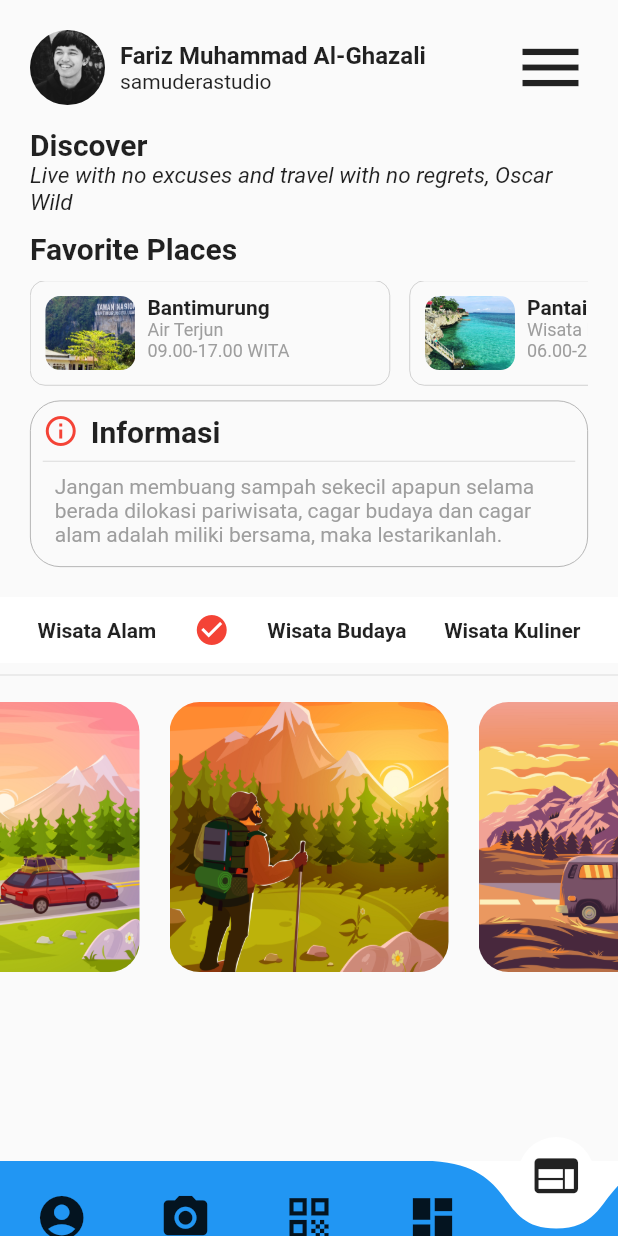
After one commit to alghvzali/tugas_qrcode, a Flutter app: the screen it shows after launch, item 5 of the bottom bar chosen, on a phone screen of 412 x 824 dp. The commit adds this screen. Run offline on Flutter 3.47's test engine with Material 2 defaults, Android fonts, the phone set to English and light mode, and no system bars; drawn by our look-alikes of curved_navigation_bar; our stand-ins replace qr_flutter; missing offline and left inert: barcode_scan.

Commit message:
Menambah Halaman dan juga beberapa Images

```diff
--- /dev/null
+++ b/lib/halamanCarousel.dart
@@ -0,0 +1,311 @@
+import 'dart:ui';
+
+import 'package:flutter/material.dart';
+
+class HalamanCarousel extends StatefulWidget {
+  @override
+  _HalamanCarouselState createState() => _HalamanCarouselState();
+}
+
+class _HalamanCarouselState extends State<HalamanCarousel> {
+  PageController _pageController;
+  int _currentSlide = 1;
+
+  final _images = ['images/56.jpg', 'images/60.jpg', 'images/71.jpg'];
+  final _favoriteImage = [
+    {
+      'name': 'Bantimurung',
+      'image': 'images/bantimurung.jpg',
+      'cat': 'Air Terjun',
+      'open': '09.00-17.00 WITA'
+    },
+    {
+      'name': 'Pantai Bira',
+      'image': 'images/bira.jpg',
+      'cat': 'Wisata Bahari',
+      'open': '06.00-21.00 WITA'
+    },
+    {
+      'name': 'Malino',
+      'image': 'images/malino.jpg',
+      'cat': 'Wisata Alam',
+      'open': '09.00-17.00 WITA'
+    },
+    {
+      'name': 'Pantai Losari',
+      'image': 'images/pantai-losari.jpg',
+      'cat': 'Landmark',
+      'open': '06.00-17.00 WITA'
+    },
+    {
+      'name': 'Tana Toraja',
+      'image': 'images/toraja.jpg',
+      'cat': 'Wisata Budaya',
+      'open': '9.00-17.00 WITA'
+    },
+  ].toList();
+
+  @override
+  void initState() {
+    _pageController = PageController(
+      initialPage: _currentSlide,
+      keepPage: false,
+      viewportFraction: 0.5,
+    );
+    super.initState();
+  }
+
+  @override
+  Widget build(BuildContext context) {
+    var mediaQueryData = MediaQuery.of(context);
+    final double widthScreen = mediaQueryData.size.width;
+    final double appBarHeight = kToolbarHeight;
+    final double paddingTop = mediaQueryData.padding.top;
+    final double paddingBottom = mediaQueryData.padding.bottom;
+    final double heightScreen = mediaQueryData.size.height - paddingBottom - paddingTop - appBarHeight - 220.0;
+    return Scaffold(
+      body: ListView(
+          children: [
+            Container(
+              margin: const EdgeInsets.all(20),
+              child: Column(
+                crossAxisAlignment: CrossAxisAlignment.start,
+                children: [
+                  profileArea(),
+                  Padding(padding: const EdgeInsets.only(top:15.0),
+                  child: Text(
+                    "Discover",
+                    style: TextStyle(
+                      fontSize: 20,
+                      fontWeight: FontWeight.bold,
+                    ),
+                  ),
+                  ),
+                  Text(
+                    "Live with no excuses and travel with no regrets, Oscar Wild",
+                    style: TextStyle(
+                      fontSize: 15,
+                      fontStyle: FontStyle.italic,
+                    ),
+                  ),
+                  Padding(
+                    padding: EdgeInsets.only(top: 10, bottom: 10),
+                    child: Text(
+                      'Favorite Places',
+                      style: TextStyle(
+                        fontWeight: FontWeight.bold, fontSize: 20),
+                      ),
+                    ),
+                    Container(
+                      child: Container(
+                        height: 70,
+                        child: ListView.separated(
+                          physics: PageScrollPhysics(),
+                          separatorBuilder: (context, index) => Divider(
+                            indent: 3,
+                          ),
+                          scrollDirection: Axis.horizontal,
+                          itemCount: _favoriteImage.length,
+                          itemBuilder: (context, index) => favoritePlace(index),
+                        ),
+                      ),
+                  ),
+                  Container(
+                    margin: const EdgeInsets.only(top:10),
+                    padding: const EdgeInsets.all(8),
+                    decoration: BoxDecoration(
+                      border: Border.all(width: 0.5, color: Colors.grey),
+                      borderRadius: BorderRadius.circular(20),
+                    ),
+                    child: Column(
+                      children: [
+                        Row(
+                          children: [
+                            Padding(
+                              padding: const EdgeInsets.only(right: 8.0),
+                              child: Icon(
+                                Icons.info_outline,
+                                color: Colors.red,
+                              ),
+                            ),
+                            Text(
+                              "Informasi",
+                              style: TextStyle(
+                                fontWeight: FontWeight.bold, fontSize: 20),
+                            ),
+                          ],
+                        ),
+                        Divider(),
+                        Padding(
+                          padding: const EdgeInsets.only(
+                            top: 1.0, left: 8, bottom: 5),
+                          child: Text(
+                            "Jangan membuang sampah sekecil apapun selama berada dilokasi pariwisata, cagar budaya dan cagar alam adalah miliki bersama, maka lestarikanlah.",
+                            style: TextStyle(color: Colors.grey),
+                          ),
+                        ),
+                      ],
+                    ),
+                  )
+                ],
+              ),
+            ),
+            Container(
+                color: Colors.white,
+                child: Column(
+                  children: [
+                    Padding(
+                      padding: const EdgeInsets.only(top: 10, bottom: 10),
+                      child: Row(
+                        mainAxisAlignment: MainAxisAlignment.spaceEvenly,
+                        children: [
+                          Text(
+                            "Wisata Alam",
+                            style: TextStyle(
+                              fontWeight: FontWeight.bold, fontSize: 14),
+                          ),
+                          Icon(
+                            Icons.check_circle,
+                            color: Colors.red,
+                          ),
+                          Text(
+                            'Wisata Budaya',
+                            style: TextStyle(
+                                fontWeight: FontWeight.bold, fontSize: 14
+                            ),
+                          ),
+                          Text(
+                            'Wisata Kuliner',
+                            style: TextStyle(
+                                fontWeight: FontWeight.bold, fontSize: 14
+                            ),
+                          ),
+                        ],
+                      ),
+                    ),
+                  ],
+                ),
+            ),
+            Divider(),
+            Container(
+              height: 200,
+              child: PageView.builder(
+                controller: _pageController,
+                onPageChanged: (value) {
+                  setState(() {
+                    _currentSlide = value;
+                  });
+                },
+                itemBuilder: (BuildContext context, int index) =>
+                    slideShow(index),
+                itemCount: 3,
+              ),
+            ),
+          ],
+        ),
+    );
+  }
+
+  profileArea() {
+    return Row(
+      children: <Widget>[
+        Container(
+          width: 50,
+          height: 50,
+          margin: EdgeInsets.only(right: 10),
+          child: ClipRRect(
+            borderRadius: BorderRadius.circular(25),
+            child: Image.asset(
+              'assets/profil.jpg',
+              fit: BoxFit.cover,
+            ),
+          ),
+        ),
+        Column(
+          crossAxisAlignment: CrossAxisAlignment.start,
+          children: <Widget>[
+            Text(
+              'Fariz Muhammad Al-Ghazali',
+              style: TextStyle(fontWeight: FontWeight.bold, fontSize: 16),
+            ),
+            Text('samuderastudio')
+          ],
+        ),
+        Spacer(
+          flex: 2,
+        ),
+        Icon(
+          Icons.menu,
+          size: 50,
+        )
+      ],
+    );
+  }
+
+  slideShow(int index) {
+    return Container(
+      margin: EdgeInsets.all(10),
+      decoration: BoxDecoration(
+        image: DecorationImage(
+          image: AssetImage(
+            _images[index],
+          ),
+          fit: BoxFit.cover,
+        ),
+        borderRadius: BorderRadius.circular(20),
+      ),
+    );
+  }
+
+  favoritePlace(index) {
+    return SizedBox(
+      height: 80,
+      width: 250,
+      child: Container(
+        margin: EdgeInsets.only(right: 10),
+        padding: EdgeInsets.only(left: 10, top: 10, bottom: 10),
+        decoration: BoxDecoration(
+            border: Border.all(width: 0.3, color: Colors.grey),
+            borderRadius: BorderRadius.circular(10)),
+        child: Row(
+          crossAxisAlignment: CrossAxisAlignment.start,
+          children: <Widget>[
+            Container(
+              height: 60,
+              width: 60,
+              decoration: BoxDecoration(
+                borderRadius: BorderRadius.circular(10),
+                image: DecorationImage(
+                  image: AssetImage(
+                    _favoriteImage[index]['image'],
+                  ),
+                  fit: BoxFit.cover,
+                ),
+              ),
+            ),
+            Padding(
+              padding: const EdgeInsets.only(left: 8),
+              child: Column(
+                crossAxisAlignment: CrossAxisAlignment.start,
+                children: <Widget>[
+                  Text(
+                    _favoriteImage[index]['name'],
+                    style: TextStyle(fontWeight: FontWeight.bold),
+                  ),
+                  Text(
+                    _favoriteImage[index]['cat'],
+                    style: TextStyle(fontSize: 12, color: Colors.grey),
+                  ),
+                  Text(
+                    _favoriteImage[index]['open'],
+                    style: TextStyle(fontSize: 12, color: Colors.grey),
+                  ),
+                ],
+              ),
+            )
+          ],
+        ),
+      ),
+    );
+  }
+}
--- a/lib/homePage.dart
+++ b/lib/homePage.dart
@@ -1,6 +1,7 @@
 import 'package:curved_navigation_bar/curved_navigation_bar.dart';
 import 'package:flutter/material.dart';
 import 'package:qrcode/generate.dart';
+import 'package:qrcode/halamanCarousel.dart';
 import 'package:qrcode/halamanGridView.dart';
 import 'package:qrcode/profil.dart';
 import 'package:qrcode/scan.dart';
@@ -13,7 +14,7 @@ class HomePage extends StatefulWidget {
 class _HomePageState extends State<HomePage> {
   int selectedpage = 0;
 
-  final _halaman = [Profil(), ScanPage(), GeneratePage(), HalamanGridView(), ]; // Array untuk 3 halaman
+  final _halaman = [Profil(), ScanPage(), GeneratePage(), HalamanGridView(), HalamanCarousel()]; // Array untuk 3 halaman
 
   @override
   Widget build(BuildContext context) {
@@ -29,6 +30,7 @@ class _HomePageState extends State<HomePage> {
           Icon(Icons.camera_alt, size: 35),
           Icon(Icons.qr_code, size: 35),
           Icon(Icons.dashboard, size: 35),
+          Icon(Icons.web, size: 35),
         ], onTap: (index){
         setState(() {
           selectedpage = index;
```
Also changed, not shown: pubspec.yaml (+9 -0 lines), images/56.jpg (added), images/60.jpg (added), images/71.jpg (added), images/bantimurung.jpg (added), images/bira.jpg (added), images/malino.jpg (added), images/pantai-losari.jpg (added), images/toraja.jpg (added), 1 other file.
